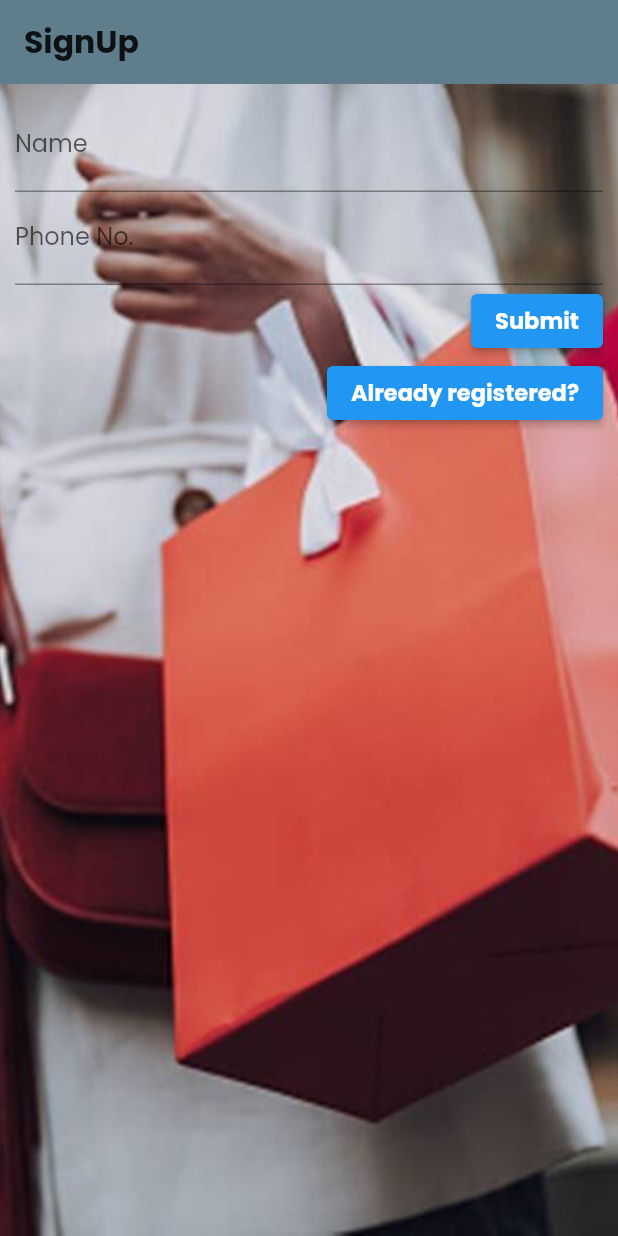
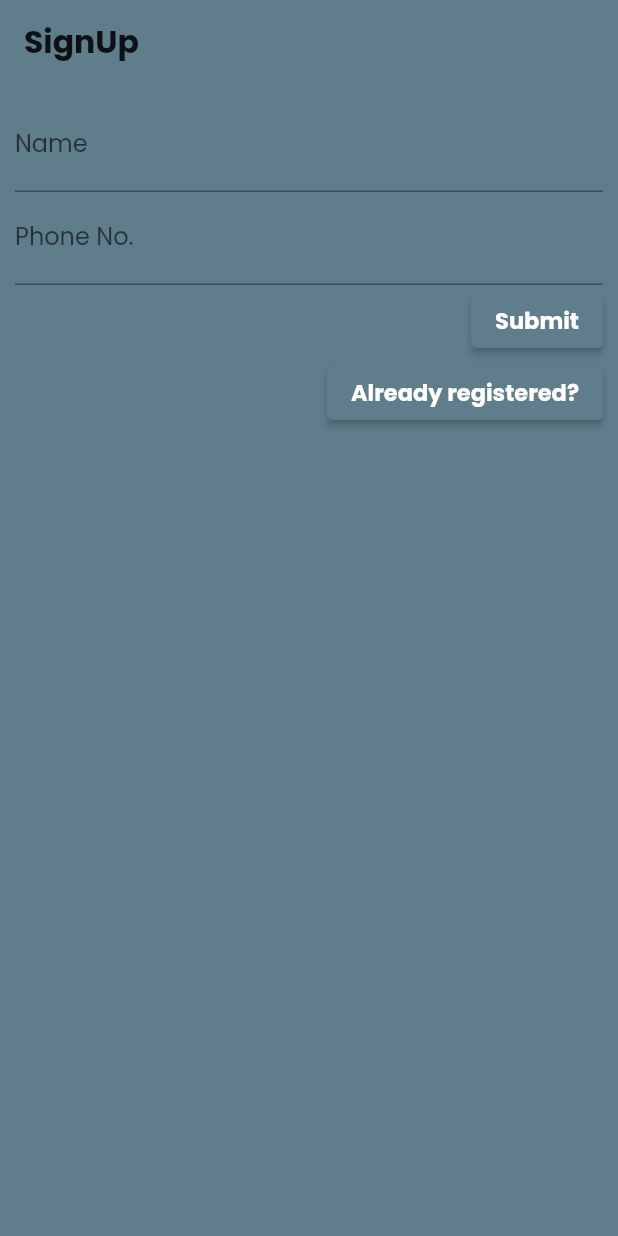
Before and after one commit to trendmate/app, a Flutter app: the screen it shows after launch, after a tap on "New User?", on a phone screen of 412 x 824 dp. Run offline on Flutter 3.47's test engine with Material 2 defaults, Android fonts, the phone set to English and light mode, and no system bars; our stand-ins replace cached_network_image, carousel_slider, cloud_firestore, firebase_auth, firebase_core, fluttertoast and 1 more; missing offline and left inert: numeric_keyboard; accounts and stored records are empty.

Commit message:
Some Changes

```diff
--- a/lib/main.dart
+++ b/lib/main.dart
@@ -26,12 +26,10 @@ void main() async {
   Config.UItest = false;
   WidgetsFlutterBinding.ensureInitialized();
   await Firebase.initializeApp();
-  runApp(const MyApp());
+  runApp(MyApp());
 }
 
 class MyApp extends StatelessWidget {
-  const MyApp({Key? key}) : super(key: key);
-
   @override
   Widget build(BuildContext context) {
     return MultiProvider(
@@ -58,7 +56,10 @@ class MyApp extends StatelessWidget {
           return MaterialApp(
             title: 'TrendMate',
             debugShowCheckedModeBanner: false,
-            theme: ThemeData(primarySwatch: Colors.blue, fontFamily: 'Poppins'),
+            theme: ThemeData(
+              primarySwatch: Colors.blueGrey,
+              fontFamily: 'Poppins',
+            ),
             home: Consumer<UserProvider>(
               builder: (BuildContext context, value, Widget? child) =>
                   value.user == null ? LoginPage() : TabsPage(),
--- a/lib/pages/auth/login_page.dart
+++ b/lib/pages/auth/login_page.dart
@@ -51,14 +51,11 @@ class _LoginPageState extends State<LoginPage> {
               "Login/SignUp",
               style: TextStyle(
                 color: Colors.black87,
-              fontSize: 21,
+                fontSize: 30,
                 fontWeight: FontWeight.bold,
               ),
             )),
-      body: Stack(
-        children: [
-          BackgroundImage(),
-          SingleChildScrollView(
+        body: SingleChildScrollView(
           child: Container(
             padding: EdgeInsets.only(
               top: 10,
@@ -76,7 +73,7 @@ class _LoginPageState extends State<LoginPage> {
                   style: TextStyle(
                     fontFamily: 'Poppins-Regular',
                     fontWeight: FontWeight.bold,
-                      color: Colors.white,
+                    color: Colors.black,
                   ),
                   cursorColor: Colors.blueAccent,
                   onSubmitted: (_) => _submitData(),
@@ -107,9 +104,6 @@ class _LoginPageState extends State<LoginPage> {
               ],
             ),
           ),
-          )
-        ],
-      ),
-    );
+        ));
   }
 }
--- a/lib/widgets/background.dart
+++ b/lib/widgets/background.dart
@@ -4,11 +4,7 @@ class BackgroundImage extends StatelessWidget {
   @override
   Widget build(BuildContext context) {
     return Container(
-        decoration: BoxDecoration(
-      image: DecorationImage(
-        image: AssetImage('assets/images/fashion2.jpeg'),
-        fit: BoxFit.cover,
-      ),
-    ));
+      color: Colors.blueGrey,
+    );
   }
 }
```
Also changed, not shown: lib/pages/auth/otp_page.dart (+9 -19 lines), lib/pages/products/products_page.dart (+1 -6 lines). Lines whose indentation alone changed are shown as unchanged.
